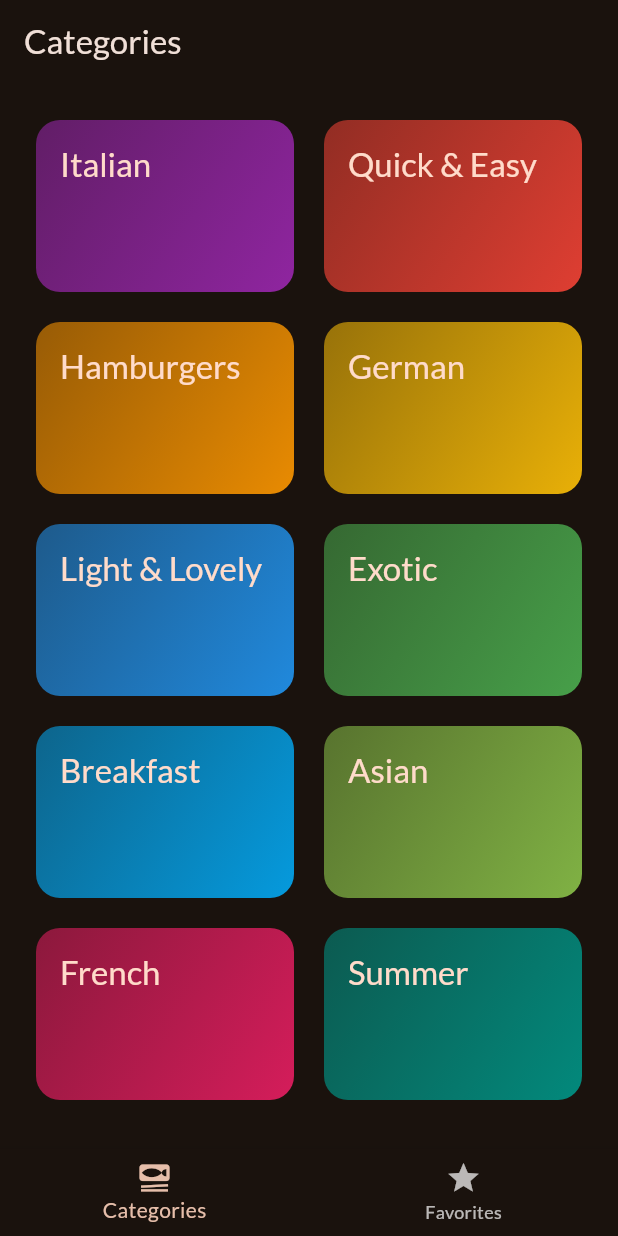
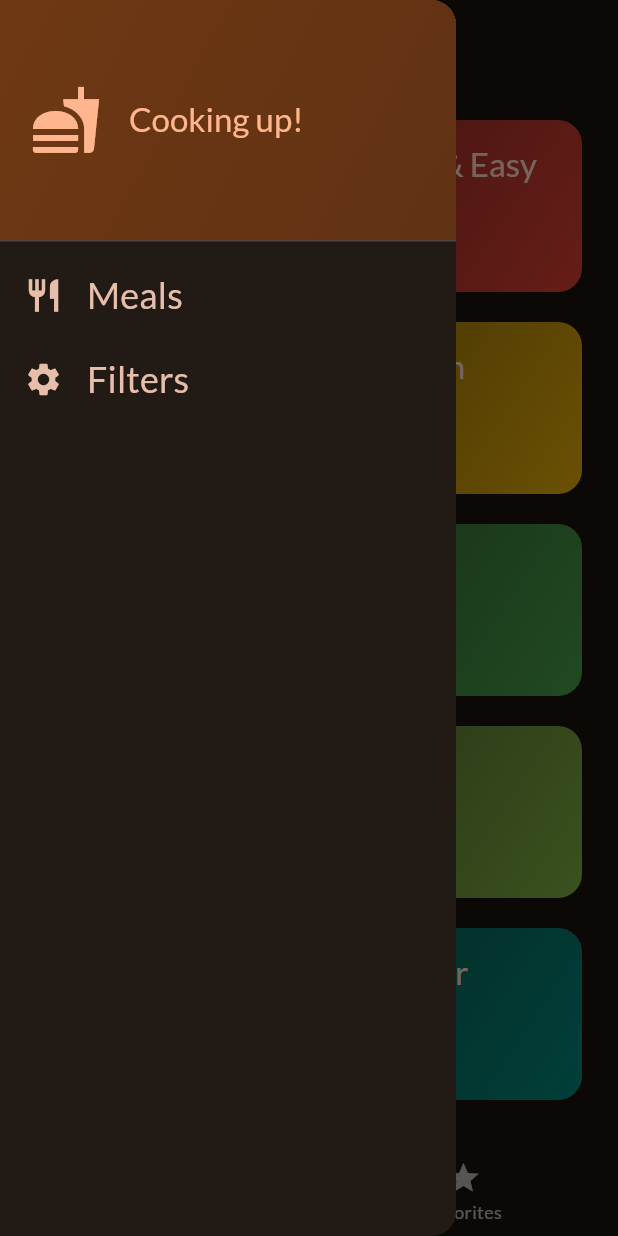
Before and after one commit to Polinaphlej02/meals, a Flutter app: the screen it shows after launch, with the side drawer open (before the commit the screen has no drawer), on a phone screen of 412 x 824 dp. Run offline on Flutter 3.47's test engine with Material 3 defaults, Android fonts, the phone set to English and light mode, and no system bars; our stand-ins replace google_fonts, transparent_image.

Commit message:
Added a Drawer

```diff
--- a/lib/screens/tabs.dart
+++ b/lib/screens/tabs.dart
@@ -2,6 +2,7 @@ import 'package:flutter/material.dart';
 import 'package:meals/models/meal.dart';
 import 'package:meals/screens/categories.dart';
 import 'package:meals/screens/meals.dart';
+import 'package:meals/widgets/main_drawer.dart';
 
 class TabsScreen extends StatefulWidget {
   const TabsScreen({super.key});
@@ -55,6 +56,7 @@ class _TabsScreenState extends State<TabsScreen> {
       appBar: AppBar(
         title: Text(activeScreenTitle),
       ),
+      drawer: MainDrawer(),
       body: activePage,
       bottomNavigationBar: BottomNavigationBar(
         onTap: _selectedPage,
--- /dev/null
+++ b/lib/widgets/main_drawer.dart
@@ -0,0 +1,67 @@
+import 'package:flutter/material.dart';
+
+class MainDrawer extends StatelessWidget {
+  const MainDrawer({super.key});
+
+  @override
+  Widget build(BuildContext context) {
+    return Drawer(
+      child: Column(
+        children: [
+          DrawerHeader(
+              decoration: BoxDecoration(
+                  gradient: LinearGradient(colors: [
+                Theme.of(context).colorScheme.primaryContainer,
+                Theme.of(context).colorScheme.primaryContainer.withOpacity(0.8),
+              ], begin: Alignment.topLeft, end: Alignment.bottomRight)),
+              padding: const EdgeInsets.all(20),
+              child: Row(
+                children: [
+                  Icon(
+                    Icons.fastfood,
+                    size: 48,
+                    color: Theme.of(context).colorScheme.primary,
+                  ),
+                  const SizedBox(
+                    width: 18,
+                  ),
+                  Text(
+                    "Cooking up!",
+                    style: Theme.of(context)
+                        .textTheme
+                        .titleLarge!
+                        .copyWith(color: Theme.of(context).colorScheme.primary),
+                  )
+                ],
+              )),
+          ListTile(
+            leading: Icon(Icons.restaurant, size: 26, color: Theme.of(context).colorScheme.secondary,),
+            title: Text(
+              "Meals",
+              style: Theme.of(context).textTheme.titleSmall!.copyWith(
+                    color: Theme.of(context).colorScheme.secondary,
+                    fontSize: 24,
+                  ),
+            ),
+            onTap: () {
+
+            },
+          ),
+          ListTile(
+            leading: Icon(Icons.settings, size: 26, color: Theme.of(context).colorScheme.secondary,),
+            title: Text(
+              "Filters",
+              style: Theme.of(context).textTheme.titleSmall!.copyWith(
+                    color: Theme.of(context).colorScheme.secondary,
+                    fontSize: 24,
+                  ),
+            ),
+            onTap: () {
+
+            },
+          )
+        ],
+      ),
+    );
+  }
+}
```
